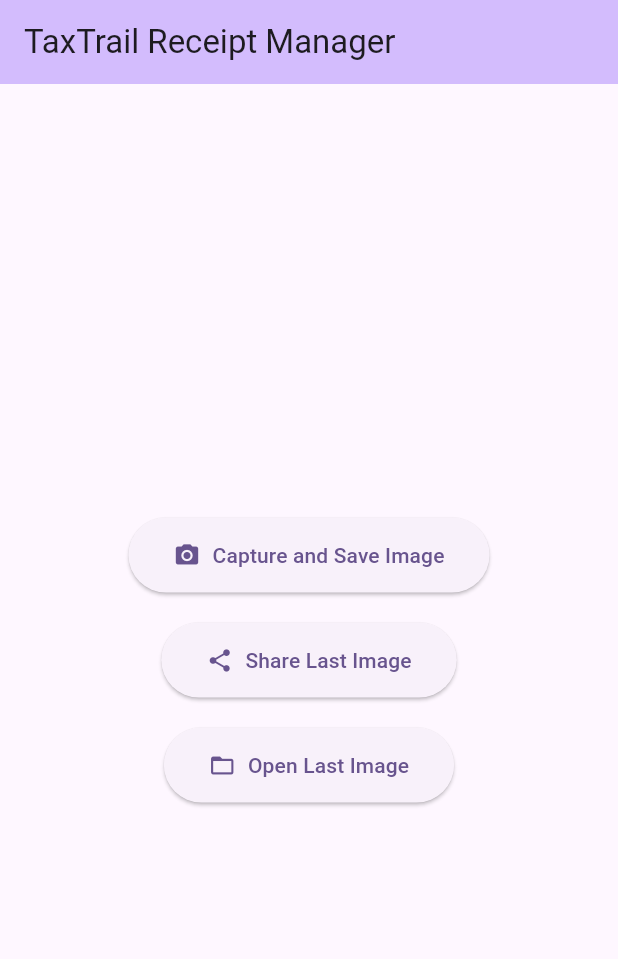
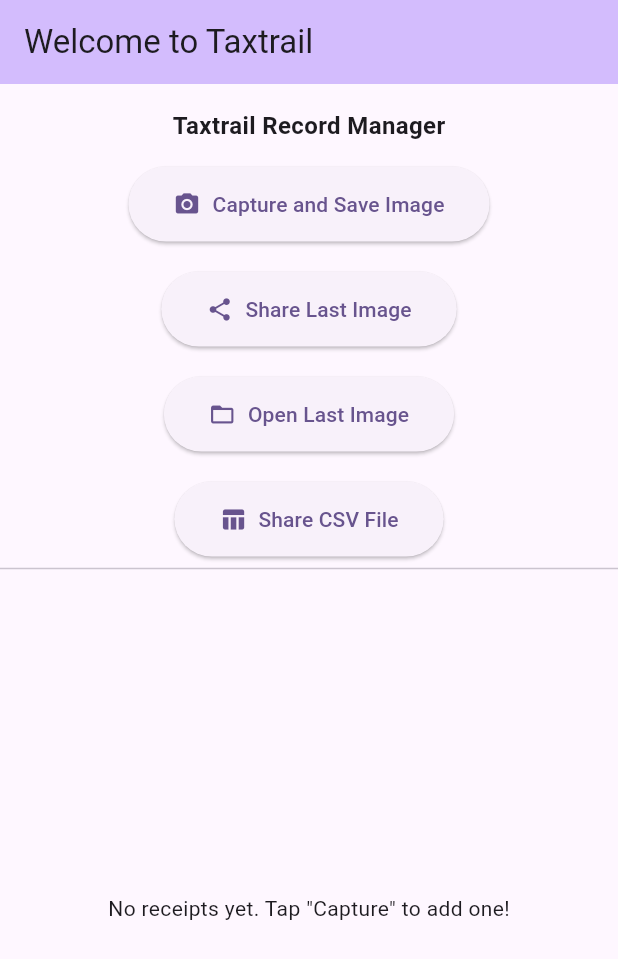
Before and after one commit to orrisonline-eng/taxtrail_uk_android, a Flutter app: the MyHomePage screen opened directly, after a tap on "Capture and Save Image", on a phone screen of 412 x 824 dp. Shown: the top 959 px of the screen. Run offline on Flutter 3.47's test engine with Material 3 defaults, Android fonts, the phone set to English and light mode, and no system bars; our stand-ins replace csv, image_picker, open_file, share_plus.

Commit message:
Complete app rewrite: Receipt tracker with photo capture, metadata entry, CSV export tab with Tax Reference first, and email integration and fron end redesign - fully tested and working

```diff
--- a/lib/main.dart
+++ b/lib/main.dart
@@ -4,6 +4,7 @@ import 'package:image_picker/image_picker.dart';
 import 'package:share_plus/share_plus.dart';
 import 'package:open_file/open_file.dart';
 import 'package:csv/csv.dart';
+import 'package:path_provider/path_provider.dart';
 
 void main() {
   runApp(const MyApp());
@@ -20,7 +21,7 @@ class MyApp extends StatelessWidget {
         colorScheme: ColorScheme.fromSeed(seedColor: Colors.deepPurple),
         useMaterial3: true,
       ),
-      home: const MyHomePage(title: 'TaxTrail Receipt Manager'),
+      home: const MyHomePage(title: 'Welcome to Taxtrail'),
     );
   }
 }
@@ -79,11 +80,7 @@ class _MyHomePageState extends State<MyHomePage> {
       final receiptType = labelData['receiptType']!.replaceAll(' ', '_');
       final fileName = '${receiptType}_$timestamp.jpg';
 
-      final directory = Directory('/storage/emulated/0/Download');
-      if (!directory.existsSync()) {
-        directory.createSync(recursive: true);
-      }
-
+      final directory = await getApplicationDocumentsDirectory();
       final savedImagePath = '${directory.path}/$fileName';
       await File(pickedFile.path).copy(savedImagePath);
 
@@ -218,7 +215,7 @@ class _MyHomePageState extends State<MyHomePage> {
       }
 
       String csv = const ListToCsvConverter().convert(rows);
-      final directory = Directory('/storage/emulated/0/Download');
+      final directory = await getApplicationDocumentsDirectory();
       final csvPath = '${directory.path}/taxtrail_receipts.csv';
 
       await File(csvPath).writeAsString(csv);
@@ -249,6 +246,20 @@ class _MyHomePageState extends State<MyHomePage> {
     await OpenFile.open(_lastSavedImagePath!);
   }
 
+  Future<void> _shareCSV() async {
+    final directory = await getApplicationDocumentsDirectory(); // iOS-safe path
+    final csvPath = '${directory.path}/taxtrail_receipts.csv';
+    final file = File(csvPath);
+
+    if (await file.exists()) {
+      await Share.shareXFiles([XFile(csvPath)]);
+    } else {
+      ScaffoldMessenger.of(context).showSnackBar(
+        const SnackBar(content: Text('CSV file not found')),
+      );
+    }
+  }
+
   @override
   Widget build(BuildContext context) {
     return Scaffold(
@@ -256,17 +267,24 @@ class _MyHomePageState extends State<MyHomePage> {
         backgroundColor: Theme.of(context).colorScheme.inversePrimary,
         title: Text(widget.title),
       ),
-      body: Center(
-        child: Column(
-          mainAxisAlignment: MainAxisAlignment.center,
+      body: Column(
         children: [
+          Padding(
+            padding: const EdgeInsets.symmetric(vertical: 16.0),
+            child: Text(
+              'Taxtrail Record Manager',
+              style: TextStyle(
+                fontSize: 16,
+                fontWeight: FontWeight.bold,
+              ),
+            ),
+          ),
           ElevatedButton.icon(
             onPressed: _captureAndSaveImage,
             icon: const Icon(Icons.camera_alt),
             label: const Text('Capture and Save Image'),
             style: ElevatedButton.styleFrom(
-                padding:
-                    const EdgeInsets.symmetric(horizontal: 30, vertical: 15),
+              padding: const EdgeInsets.symmetric(horizontal: 30, vertical: 15),
             ),
           ),
           const SizedBox(height: 20),
@@ -275,8 +293,7 @@ class _MyHomePageState extends State<MyHomePage> {
             icon: const Icon(Icons.share),
             label: const Text('Share Last Image'),
             style: ElevatedButton.styleFrom(
-                padding:
-                    const EdgeInsets.symmetric(horizontal: 30, vertical: 15),
+              padding: const EdgeInsets.symmetric(horizontal: 30, vertical: 15),
             ),
           ),
           const SizedBox(height: 20),
@@ -285,13 +302,38 @@ class _MyHomePageState extends State<MyHomePage> {
             icon: const Icon(Icons.folder_open),
             label: const Text('Open Last Image'),
             style: ElevatedButton.styleFrom(
-                padding:
-                    const EdgeInsets.symmetric(horizontal: 30, vertical: 15),
+              padding: const EdgeInsets.symmetric(horizontal: 30, vertical: 15),
+            ),
+          ),
+          const SizedBox(height: 20),
+          ElevatedButton.icon(
+            onPressed: _shareCSV,
+            icon: const Icon(Icons.table_chart),
+            label: const Text('Share CSV File'),
+            style: ElevatedButton.styleFrom(
+              padding: const EdgeInsets.symmetric(horizontal: 30, vertical: 15),
+            ),
+          ),
+          const Divider(),
+          Expanded(
+            child: _receipts.isEmpty
+                ? const Center(
+                    child: Text('No receipts yet. Tap "Capture" to add one!'),
+                  )
+                : ListView.builder(
+                    itemCount: _receipts.length,
+                    itemBuilder: (context, index) {
+                      final receipt = _receipts[index];
+                      return ListTile(
+                        title: Text(receipt.filename),
+                        subtitle: Text('${receipt.amount} - ${receipt.date}'),
+                        leading: const Icon(Icons.receipt),
+                      );
+                    },
                   ),
           ),
         ],
       ),
-      ),
     );
   }
 }
```
Also changed, not shown: 2 other files. Lines whose indentation alone changed are shown as unchanged.
